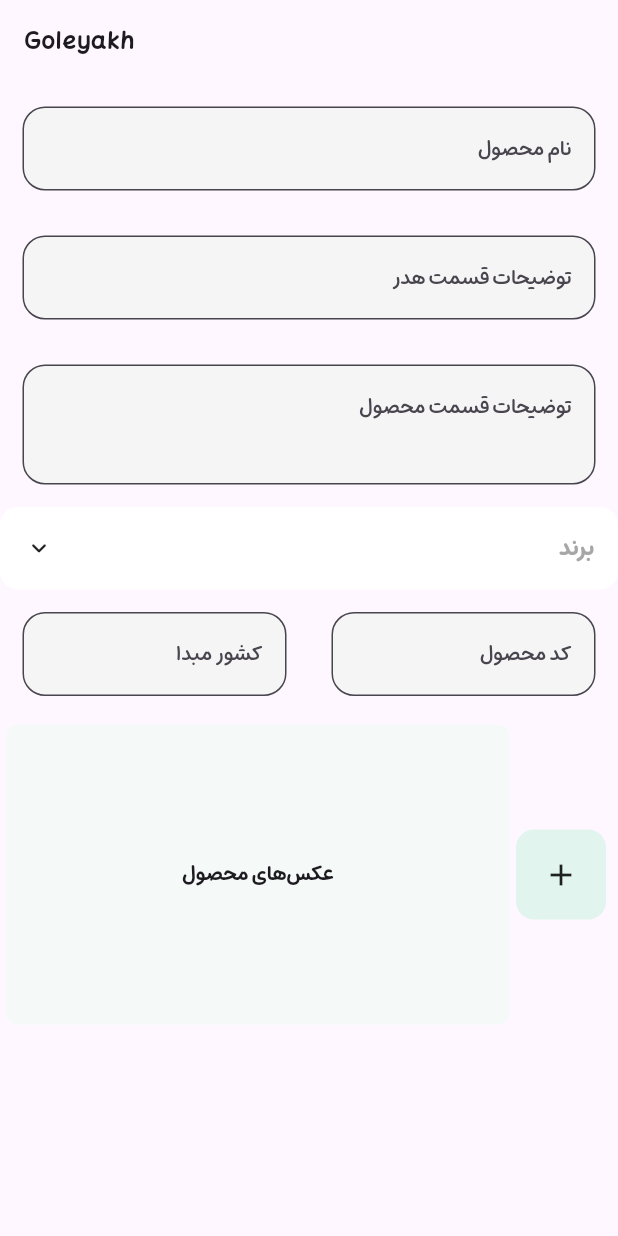
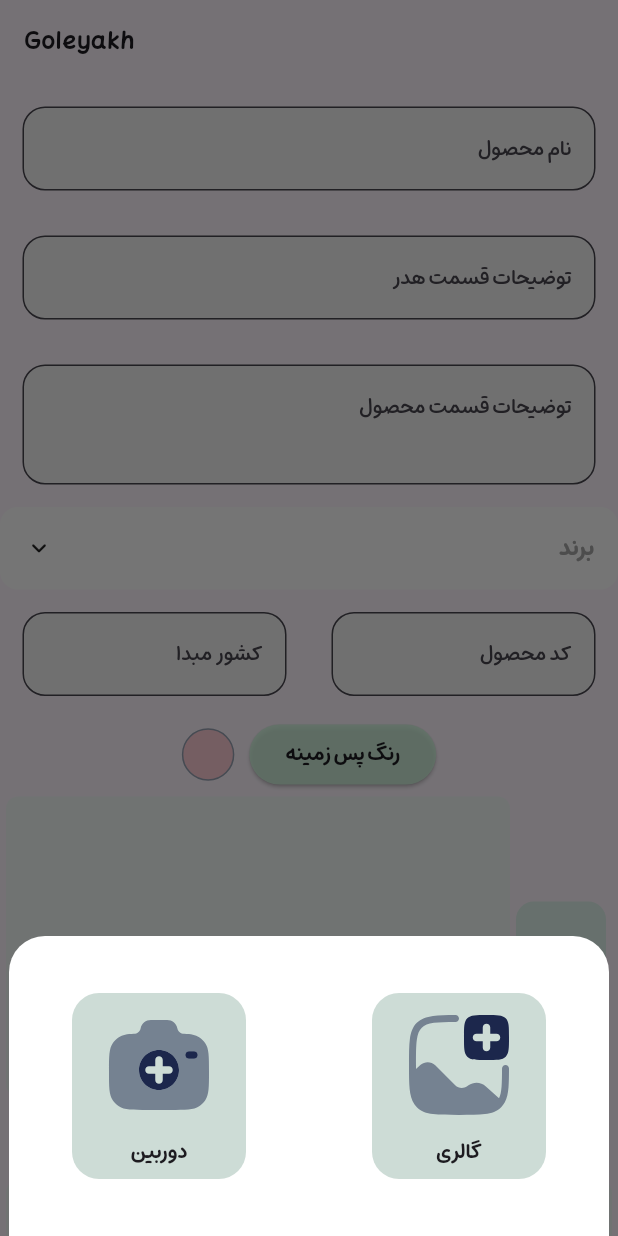
Before and after one commit to RaminBgrn/goleyakh_storys, a Flutter app: the screen it shows after launch, after a tap on the "add" icon, on a phone screen of 412 x 824 dp. Run offline on Flutter 3.47's test engine with Material 3 defaults, Android fonts, the light colour scheme and no system bars; drawn by our look-alikes of animated_custom_dropdown; our stand-ins replace flutter_svg, gap, get, image_picker.

Commit message:
setting ui has completed

```diff
--- a/lib/settings/controllers/image_controller.dart
+++ b/lib/settings/controllers/image_controller.dart
@@ -1,7 +1,76 @@
+import 'package:flutter/material.dart';
+import 'package:flutter_svg/svg.dart';
+import 'package:gap/gap.dart';
 import 'package:get/get.dart';
 import 'package:goleyakh_storys/settings/models/image_model.dart';
+import 'package:goleyakh_storys/static/colors.dart';
+import 'package:image_picker/image_picker.dart';
 
 class ImageController extends GetxController {
   final List<ImageModel> _image = [];
   List<ImageModel> get getImageSelected => _image;
+  late ImagePicker picker;
+
+  @override
+  void onInit() {
+    picker = ImagePicker();
+    super.onInit();
+  }
+
+  void chooseImage() async {
+    Get.bottomSheet(
+      Container(
+        width: 400,
+        height: 200,
+        decoration: const BoxDecoration(
+          color: Colors.white,
+          borderRadius: BorderRadius.only(
+            topLeft: Radius.circular(24),
+            topRight: Radius.circular(24),
+          ),
+        ),
+        child: Row(
+          mainAxisAlignment: MainAxisAlignment.spaceAround,
+          children: [
+            GestureDetector(
+              onTap: () {},
+              child: Container(
+                padding: const EdgeInsets.symmetric(horizontal: 18, vertical: 8),
+                decoration: BoxDecoration(
+                  borderRadius: BorderRadius.circular(18),
+                  color: myGreen[900]!.withOpacity(0.2),
+                ),
+                child: Column(mainAxisSize: MainAxisSize.min, children: [
+                  SvgPicture.asset(
+                    'svgs/camera.svg',
+                    width: 80,
+                  ),
+                  const Gap(8),
+                  const Text('دوربین')
+                ]),
+              ),
+            ),
+            GestureDetector(
+              onTap: () {},
+              child: Container(
+                padding: const EdgeInsets.symmetric(horizontal: 18, vertical: 8),
+                decoration: BoxDecoration(
+                  borderRadius: BorderRadius.circular(18),
+                  color: myGreen[900]!.withOpacity(0.2),
+                ),
+                child: Column(mainAxisSize: MainAxisSize.min, children: [
+                  SvgPicture.asset(
+                    'svgs/gallery.svg',
+                    width: 80,
+                  ),
+                  const Gap(8),
+                  const Text('گالری')
+                ]),
+              ),
+            ),
+          ],
+        ),
+      ),
+    );
+  }
 }
--- a/lib/settings/screens/setting_page.dart
+++ b/lib/settings/screens/setting_page.dart
@@ -1,11 +1,13 @@
 import 'package:animated_custom_dropdown/custom_dropdown.dart';
 import 'package:flutter/material.dart';
 import 'package:flutter_svg/svg.dart';
+import 'package:gap/gap.dart';
 import 'package:get/get.dart';
 import 'package:goleyakh_storys/common/static.dart';
 import 'package:goleyakh_storys/settings/controllers/image_controller.dart';
 import 'package:goleyakh_storys/settings/controllers/setting_controller.dart';
 import 'package:goleyakh_storys/settings/models/drop_down_model.dart';
+import 'package:goleyakh_storys/settings/widgets/choose_size_dialog.dart';
 import 'package:goleyakh_storys/settings/widgets/image_item.dart';
 import 'package:goleyakh_storys/static/colors.dart';
 
@@ -126,7 +128,35 @@ class SettingPage extends StatelessWidget {
               ],
             ),
             Row(
-              crossAxisAlignment: CrossAxisAlignment.center,
+              mainAxisAlignment: MainAxisAlignment.center,
+              children: [
+                Container(
+                  width: 35,
+                  height: 35,
+                  decoration: BoxDecoration(
+                      color: myRose[200],
+                      borderRadius: BorderRadius.circular(100),
+                      border: Border.all(
+                        width: 1,
+                        color: myGrey[400]!,
+                      )),
+                ),
+                const Gap(10),
+                ElevatedButton(
+                  style: ButtonStyle(
+                    backgroundColor: MaterialStateProperty.all<Color>(
+                      myGreen[100]!.withOpacity(0.8),
+                    ),
+                  ),
+                  onPressed: () {},
+                  child: Text(
+                    'رنگ پس زمینه',
+                    style: Theme.of(context).textTheme.labelLarge,
+                  ),
+                ),
+              ],
+            ),
+            Row(
               children: [
                 Expanded(
                   child: Container(
@@ -155,7 +185,9 @@ class SettingPage extends StatelessWidget {
                   ),
                 ),
                 GestureDetector(
-                  onTap: () {},
+                  onTap: () {
+                    Get.find<ImageController>().chooseImage();
+                  },
                   child: Container(
                     width: 60,
                     height: 60,
@@ -170,7 +202,44 @@ class SettingPage extends StatelessWidget {
                   ),
                 ),
               ],
-            )
+            ),
+            ElevatedButton(
+              style: ButtonStyle(
+                backgroundColor: MaterialStateProperty.all<Color>(
+                  myGreen[100]!.withOpacity(0.8),
+                ),
+              ),
+              onPressed: () {
+                MyCustomDialogs.chooseSize();
+              },
+              child: Text(
+                'سایز بندی',
+                style: Theme.of(context).textTheme.labelLarge,
+              ),
+            ),
+            Container(
+              height: 200,
+              margin: const EdgeInsets.all(4),
+              decoration: BoxDecoration(
+                borderRadius: BorderRadius.circular(8),
+                color: myGreen[50]!.withOpacity(0.5),
+              ),
+              child: GetBuilder<ImageController>(
+                builder: (clr) {
+                  return clr.getImageSelected.isEmpty
+                      ? const Center(child: Text('سایز بندی'))
+                      : ListView.builder(
+                          shrinkWrap: true,
+                          itemCount: 8, // clr.getImageSelected.length,
+                          itemBuilder: (context, index) {
+                            return ImageItem(
+                              image: clr.getImageSelected[index].imagePath,
+                            );
+                          },
+                        );
+                },
+              ),
+            ),
           ],
         ),
       ),
```
Also changed, not shown: lib/settings/widgets/choose_size_dialog.dart (added, +125 -0 lines), svgs/camera.svg (added), svgs/close.svg (added), svgs/gallery.svg (added).
